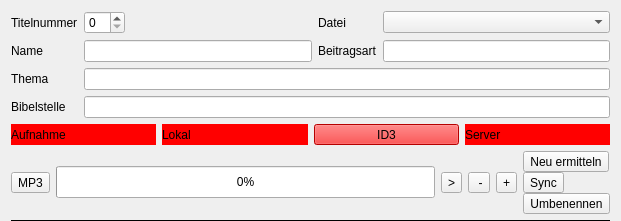
audioprog/AudioDatabaseForUsbAutoCopyMaster, file Einzelbeitrag.ui: the form before one commit.
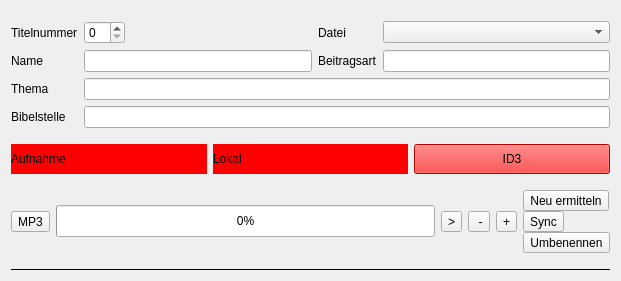
The form after the commit. Icons and pictures are not drawn. Custom widgets are drawn as their Qt base class.

What changed in the file:
```diff
--- a/Einzelbeitrag.ui
+++ b/Einzelbeitrag.ui
@@ -7,7 +7,7 @@
     <x>0</x>
     <y>0</y>
     <width>621</width>
-    <height>215</height>
+    <height>281</height>
    </rect>
   </property>
   <property name="windowTitle">
@@ -136,13 +136,19 @@
      <item>
       <widget class="QToolButton" name="toolButtonSetId3Tag">
        <property name="sizePolicy">
-        <sizepolicy hsizetype="Preferred" vsizetype="Preferred">
+        <sizepolicy hsizetype="Preferred" vsizetype="Maximum">
          <horstretch>0</horstretch>
          <verstretch>0</verstretch>
         </sizepolicy>
        </property>
+       <property name="maximumSize">
+        <size>
+         <width>16777215</width>
+         <height>30</height>
+        </size>
+       </property>
        <property name="autoFillBackground">
-        <bool>true</bool>
+        <bool>false</bool>
        </property>
        <property name="styleSheet">
         <string notr="true">background: red;</string>
@@ -152,22 +158,6 @@
        </property>
       </widget>
      </item>
-     <item>
-      <widget class="QLabel" name="labelServer">
-       <property name="maximumSize">
-        <size>
-         <width>16777215</width>
-         <height>30</height>
-        </size>
-       </property>
-       <property name="styleSheet">
-        <string notr="true">background: red;</string>
-       </property>
-       <property name="text">
-        <string>Server</string>
-       </property>
-      </widget>
-     </item>
     </layout>
    </item>
    <item>
```
